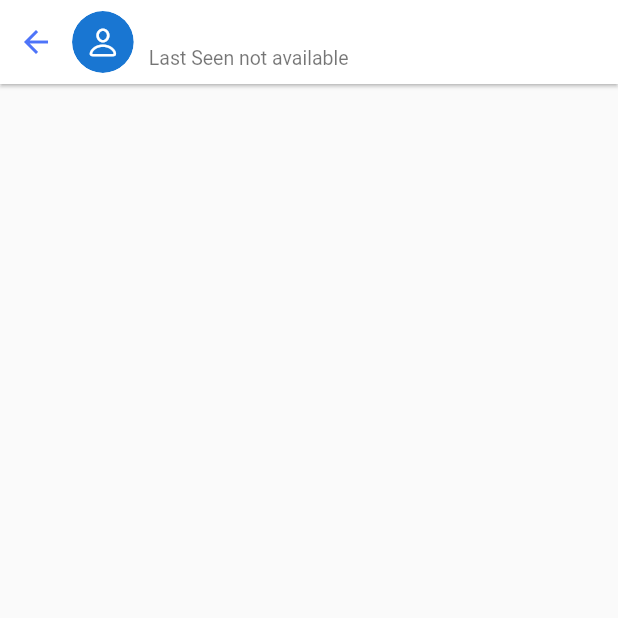
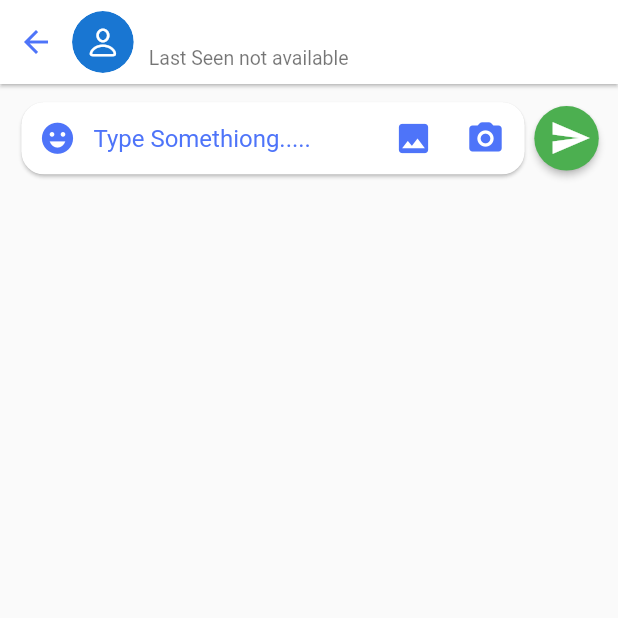
Before and after one commit to deepak27rathore/One_to_One, a Flutter app: the ChatScreen screen opened directly with empty values, on a phone screen of 412 x 824 dp, the top half of it. Run offline on Flutter 3.47's test engine with Material 2 defaults, Android fonts, the phone set to English and light mode, and no system bars; drawn by our look-alikes of cached_network_image; our stand-ins replace cloud_firestore, firebase_auth, firebase_core, firebase_storage, google_sign_in, image_picker; accounts and stored records are empty; network calls fail.

Commit message:
Chat App Text Input Field UI Design

```diff
--- a/one_to_one/lib/Screens/chat_screen.dart
+++ b/one_to_one/lib/Screens/chat_screen.dart
@@ -21,6 +21,11 @@ class _ChatScreenState extends State<ChatScreen> {
         appBar: AppBar(
           automaticallyImplyLeading: false,
           flexibleSpace: _appBar(),
+        ),
+
+        //body
+        body: Column(
+          children: [_chatInput()],
         ),
       ),
     );
@@ -61,9 +66,9 @@ class _ChatScreenState extends State<ChatScreen> {
             children: [
               Text(
                 widget.user.name,
-                style: TextStyle(
+                style: const TextStyle(
                     fontSize: 16,
-                    color: Colors.black54,
+                    color: Colors.black87,
                     fontWeight: FontWeight.w500),
               ),
               //for adding space
@@ -81,4 +86,79 @@ class _ChatScreenState extends State<ChatScreen> {
       ),
     );
   }
+
+  //bottom chat input field
+  Widget _chatInput() {
+    return Padding(
+      padding: EdgeInsets.symmetric(
+          vertical: mq.height * 0.01, horizontal: mq.width * 0.025),
+      child: Row(
+        children: [
+          //input field and buttons
+          Expanded(
+            child: Card(
+              shape: RoundedRectangleBorder(
+                  borderRadius: BorderRadius.circular(15)),
+              child: Row(
+                children: [
+                  //emoji button
+                  IconButton(
+                      onPressed: () {},
+                      icon: const Icon(
+                        Icons.emoji_emotions,
+                        color: Color(0xFF4E74F9),
+                        size: 25,
+                      )),
+
+                  const Expanded(
+                      child: TextField(
+                    keyboardType: TextInputType.multiline,
+                    maxLines: null,
+                    decoration: InputDecoration(
+                        hintText: 'Type Somethiong.....',
+                        hintStyle: TextStyle(color: Color(0xFF4E74F9)),
+                        border: InputBorder.none),
+                  )),
+
+                  //pick image from gallery  button
+                  IconButton(
+                      onPressed: () {},
+                      icon: const Icon(
+                        Icons.image,
+                        color: Color(0xFF4E74F9),
+                        size: 26,
+                      )),
+
+                  //click image from camera  button
+                  IconButton(
+                      onPressed: () {},
+                      icon: const Icon(
+                        Icons.camera_alt_rounded,
+                        color: Color(0xFF4E74F9),
+                        size: 26,
+                      )),
+                  //for adding space
+                  SizedBox(width: 2),
+                ],
+              ),
+            ),
+          ),
+
+          //send message button
+          MaterialButton(
+              onPressed: () {},
+              minWidth: 0,
+              padding: const EdgeInsets.only(
+                  top: 10, bottom: 10, right: 5, left: 10),
+              shape: const CircleBorder(),
+              color: Colors.green,
+              child: const Icon(
+                Icons.send,
+                color: Colors.white,
+                size: 28,
+              )),
+        ],
+      ),
+    );
+  }
 }
```
